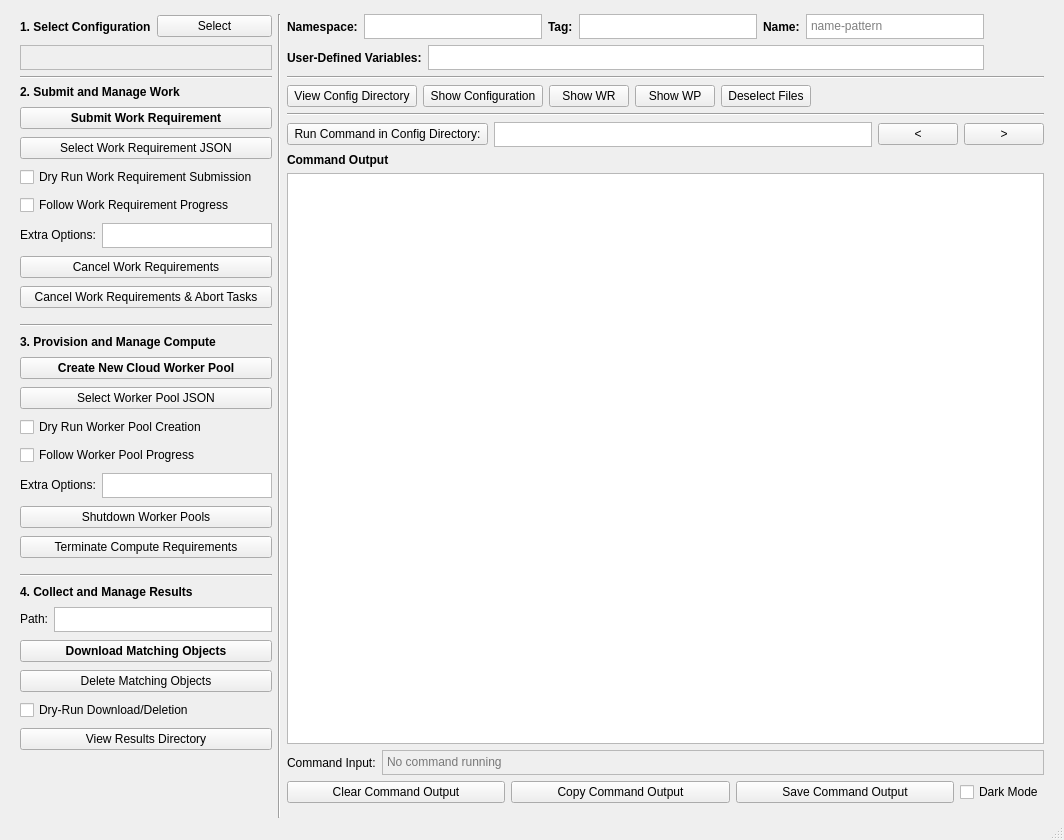
This is yellowdog_cli/commander/commander.ui in yellowdog/yellowdog-cli as Qt 5 draws it before an edit. The edited form follows.
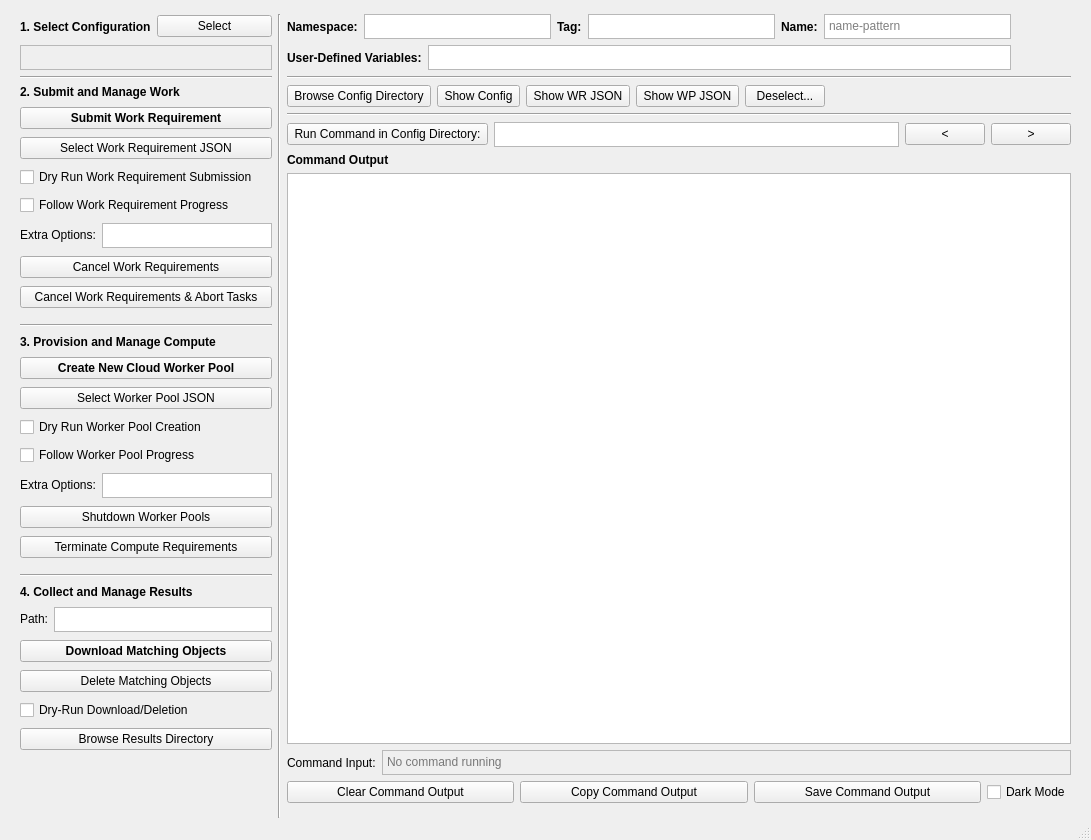
This is the edited form. Icons and pictures are not drawn.

What changed in the file:
```diff
--- a/yellowdog_cli/commander/commander.ui
+++ b/yellowdog_cli/commander/commander.ui
@@ -6,13 +6,13 @@
    <rect>
     <x>0</x>
     <y>0</y>
-    <width>1064</width>
+    <width>1091</width>
     <height>840</height>
    </rect>
   </property>
   <property name="minimumSize">
    <size>
-    <width>1053</width>
+    <width>1080</width>
     <height>720</height>
    </size>
   </property>
@@ -531,7 +531,7 @@
       <item>
        <widget class="QPushButton" name="view_results">
         <property name="text">
-         <string>View Results Directory</string>
+         <string>Browse Results Directory</string>
         </property>
        </widget>
       </item>
@@ -788,7 +788,7 @@
            </size>
           </property>
           <property name="text">
-           <string> View Config Directory </string>
+           <string> Browse Config Directory </string>
           </property>
          </widget>
         </item>
@@ -801,28 +801,28 @@
            </size>
           </property>
           <property name="text">
-           <string> Show Configuration </string>
+           <string> Show Config </string>
           </property>
          </widget>
         </item>
         <item>
          <widget class="QPushButton" name="show_wr">
           <property name="text">
-           <string> Show WR </string>
+           <string> Show WR JSON </string>
           </property>
          </widget>
         </item>
         <item>
          <widget class="QPushButton" name="show_wp">
           <property name="text">
-           <string> Show WP </string>
+           <string> Show WP JSON </string>
           </property>
          </widget>
         </item>
         <item>
          <widget class="QPushButton" name="deselect_files">
           <property name="text">
-           <string> Deselect Files </string>
+           <string> Deselect... </string>
           </property>
          </widget>
         </item>
```
Left out of the diff: 10 changed lines with no effect on the pictures.
